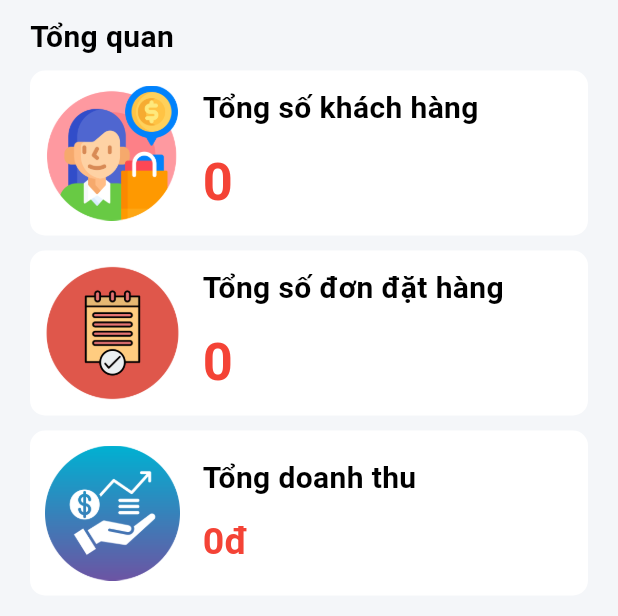
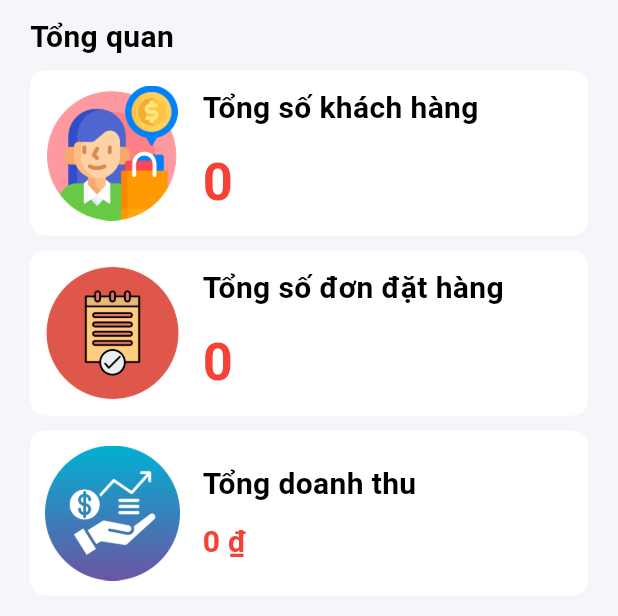
Before and after one commit to hothanhnghia-nlu/techx_app, a Flutter app: the AdminHomePage screen opened directly, on a phone screen of 412 x 824 dp, the part 84-700 px from its top. Run offline on Flutter 3.47's test engine with Material 3 defaults, Android fonts, the light colour scheme and no system bars; our stand-ins replace badges, dio, flutter_rating_bar, jwt_decoder, logger, salomon_bottom_bar and 2 more; accounts and stored records are empty; network calls fail.

Commit message:
Create customer admin and Update dashboard

```diff
--- a/lib/pages/admin/home/admin_home_page.dart
+++ b/lib/pages/admin/home/admin_home_page.dart
@@ -22,13 +22,13 @@ class AdminHomePage extends StatelessWidget {
           ),
         ),
       ),
-      body: const SingleChildScrollView(
+      body: SingleChildScrollView(
         child: Padding(
-          padding: EdgeInsets.symmetric(vertical: 10, horizontal: 20),
+          padding: const EdgeInsets.symmetric(vertical: 10, horizontal: 20),
           child: Column(
             crossAxisAlignment: CrossAxisAlignment.start,
             children: [
-              Text(
+              const Text(
                 'Tổng quan',
                 style: TextStyle(
                   color: Colors.black,
@@ -37,13 +37,13 @@ class AdminHomePage extends StatelessWidget {
                 ),
               ),
 
-              SizedBox(height: 8),
+              const SizedBox(height: 8),
 
               OverviewWidget(),
 
-              SizedBox(height: 20),
+              const SizedBox(height: 20),
 
-              Text(
+              const Text(
                 'Đơn hàng gần đây',
                 style: TextStyle(
                   color: Colors.black,
@@ -52,9 +52,9 @@ class AdminHomePage extends StatelessWidget {
                 ),
               ),
 
-              SizedBox(height: 8),
+              const SizedBox(height: 8),
 
-              RecentOrderWidget(),
+              const RecentOrderWidget(),
             ],
           ),
         ),
--- a/lib/pages/admin/home/dashboard_page.dart
+++ b/lib/pages/admin/home/dashboard_page.dart
@@ -1,5 +1,6 @@
 import 'package:flutter/material.dart';
 import 'package:techx_app/pages/admin/category/category_table.dart';
+import 'package:techx_app/pages/admin/customer/customer_table.dart';
 
 class DashboardPage extends StatelessWidget {
   const DashboardPage({super.key});
@@ -23,7 +24,7 @@ class DashboardPage extends StatelessWidget {
     ];
 
     final List<Widget> pages = [
-      const CategoryTable(), // replace by CustomerTable
+      const CustomerTable(), // replace by CustomerTable
       const CategoryTable(), // replace by OrderTable
       const CategoryTable(),
       const CategoryTable(), // replace by ProductTable
--- a/lib/pages/admin/home/overview_widget.dart
+++ b/lib/pages/admin/home/overview_widget.dart
@@ -1,14 +1,23 @@
 import 'package:flutter/material.dart';
+import 'package:techx_app/services/statistical_service.dart';
+import 'package:techx_app/utils/currency.dart';
 
+// ignore: must_be_immutable
 class OverviewWidget extends StatelessWidget {
-  const OverviewWidget({super.key});
+  OverviewWidget({super.key});
+
+  StatisticalService statisticalService = StatisticalService();
 
   @override
   Widget build(BuildContext context) {
     return Column(
       children: [
         // Total customers
-        Container(
+        FutureBuilder(
+          future: statisticalService.getTotalCustomers(),
+          builder: (context, snapshot) {
+            final customer = snapshot.data;
+            return Container(
               padding: const EdgeInsets.all(10),
               alignment: Alignment.center,
               decoration: BoxDecoration(
@@ -25,10 +34,10 @@ class OverviewWidget extends StatelessWidget {
 
                   const SizedBox(width: 15),
 
-              const Column(
+                  Column(
                     crossAxisAlignment: CrossAxisAlignment.start,
                     children: [
-                  Text(
+                      const Text(
                         'Tổng số khách hàng',
                         style: TextStyle(
                           color: Colors.black,
@@ -36,10 +45,10 @@ class OverviewWidget extends StatelessWidget {
                           fontWeight: FontWeight.bold,
                         ),
                       ),
-                  SizedBox(height: 10),
+                      const SizedBox(height: 10),
                       Text(
-                    '0',
-                    style: TextStyle(
+                        (customer ?? 0).toString(),
+                        style: const TextStyle(
                           color: Colors.red,
                           fontSize: 35,
                           fontWeight: FontWeight.bold,
@@ -49,12 +58,18 @@ class OverviewWidget extends StatelessWidget {
                   ),
                 ],
               ),
+            );
+          }
         ),
 
         const SizedBox(height: 10),
 
         // Total orders
-        Container(
+        FutureBuilder(
+          future: statisticalService.getTotalOrders(),
+          builder: (context, snapshot) {
+            final order = snapshot.data;
+            return Container(
               padding: const EdgeInsets.all(10),
               alignment: Alignment.center,
               decoration: BoxDecoration(
@@ -71,10 +86,10 @@ class OverviewWidget extends StatelessWidget {
 
                   const SizedBox(width: 15),
 
-              const Column(
+                  Column(
                     crossAxisAlignment: CrossAxisAlignment.start,
                     children: [
-                  Text(
+                      const Text(
                         'Tổng số đơn đặt hàng',
                         style: TextStyle(
                           color: Colors.black,
@@ -82,10 +97,10 @@ class OverviewWidget extends StatelessWidget {
                           fontWeight: FontWeight.bold,
                         ),
                       ),
-                  SizedBox(height: 10),
+                      const SizedBox(height: 10),
                       Text(
-                    '0',
-                    style: TextStyle(
+                        (order ?? 0).toString(),
+                        style: const TextStyle(
                           color: Colors.red,
                           fontSize: 35,
                           fontWeight: FontWeight.bold,
@@ -95,12 +110,18 @@ class OverviewWidget extends StatelessWidget {
                   ),
                 ],
               ),
+            );
+          }
         ),
 
         const SizedBox(height: 10),
 
         // Total revenue
-        Container(
+        FutureBuilder(
+          future: statisticalService.getTotalRevenue(),
+          builder: (context, snapshot) {
+            final revenue = snapshot.data;
+            return Container(
               padding: const EdgeInsets.all(10),
               alignment: Alignment.center,
               decoration: BoxDecoration(
@@ -117,10 +138,10 @@ class OverviewWidget extends StatelessWidget {
 
                   const SizedBox(width: 15),
 
-              const Column(
+                  Column(
                     crossAxisAlignment: CrossAxisAlignment.start,
                     children: [
-                  Text(
+                      const Text(
                         'Tổng doanh thu',
                         style: TextStyle(
                           color: Colors.black,
@@ -128,12 +149,12 @@ class OverviewWidget extends StatelessWidget {
                           fontWeight: FontWeight.bold,
                         ),
                       ),
-                  SizedBox(height: 10),
+                      const SizedBox(height: 10),
                       Text(
-                    '0đ',
-                    style: TextStyle(
+                        formatCurrency(revenue ?? 0),
+                        style: const TextStyle(
                           color: Colors.red,
-                      fontSize: 25,
+                          fontSize: 20,
                           fontWeight: FontWeight.bold,
                         ),
                       ),
@@ -141,6 +162,8 @@ class OverviewWidget extends StatelessWidget {
                   ),
                 ],
               ),
+            );
+          }
         ),
       ],
     );
```
Also changed, not shown: lib/models/user_model.dart (+13 -4 lines), lib/pages/admin/customer/customer_detail_screen.dart (added, +148 -0 lines), lib/pages/admin/customer/customer_table.dart (added, +239 -0 lines), lib/pages/admin/profile/admin_profile_page.dart (+26 -10 lines), lib/services/statistical_service.dart (added, +44 -0 lines), lib/services/user_service.dart (+28 -1 lines). Lines whose indentation alone changed are shown as unchanged.
